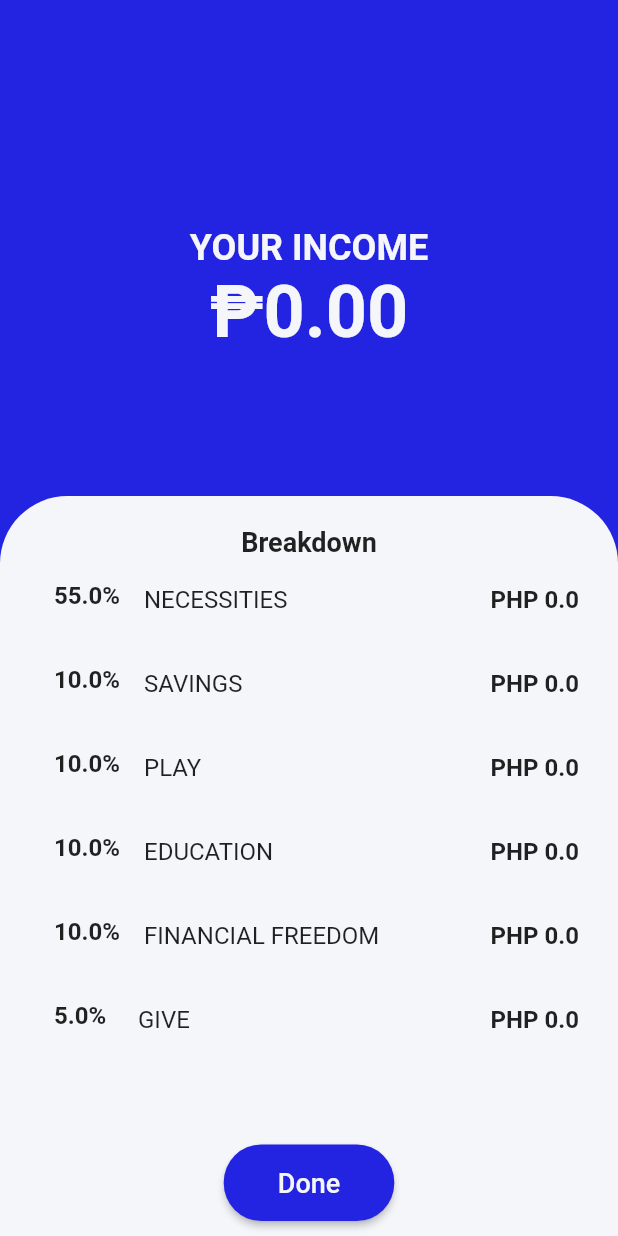
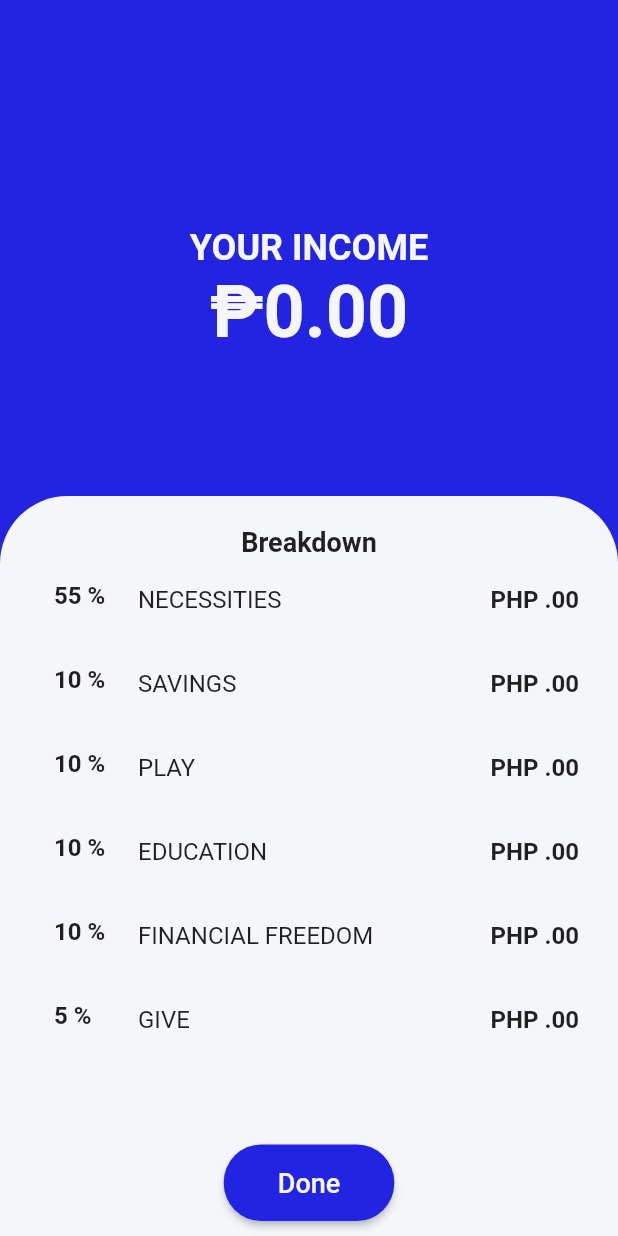
Before and after one commit to carloadamos/income_splitter, a Flutter app: the CalculatePage screen opened directly with empty values, on a phone screen of 412 x 824 dp. Run offline on Flutter 3.47's test engine with Material 2 defaults, Android fonts, the phone set to English and light mode, and no system bars.

Commit message:
Fix formatting issue in calculatepage

```diff
--- a/lib/page/calculate_page.dart
+++ b/lib/page/calculate_page.dart
@@ -121,16 +121,18 @@ class CalculatePage extends StatelessWidget {
       double percentage, String title, double totalAmount) {
     String itemTitle = title.toUpperCase();
     double budgetAmount = totalAmount * (percentage / 100);
+    final percentFormatter = NumberFormat('#');
+    final amountFormatter = NumberFormat('#,###,###.00');
 
     return Padding(
       padding: const EdgeInsets.only(left: 20.0, right: 10.0),
       child: ListTile(
         leading: Text(
-          '$percentage%',
+          percentFormatter.format(percentage) + ' %',
           style: TextStyle(fontSize: 16.0, fontWeight: FontWeight.bold),
         ),
         title: Text('$itemTitle'),
-        trailing: Text('PHP $budgetAmount',
+        trailing: Text('PHP ' + amountFormatter.format(budgetAmount),
             style: TextStyle(fontSize: 16.0, fontWeight: FontWeight.bold)),
       ),
     );
```
